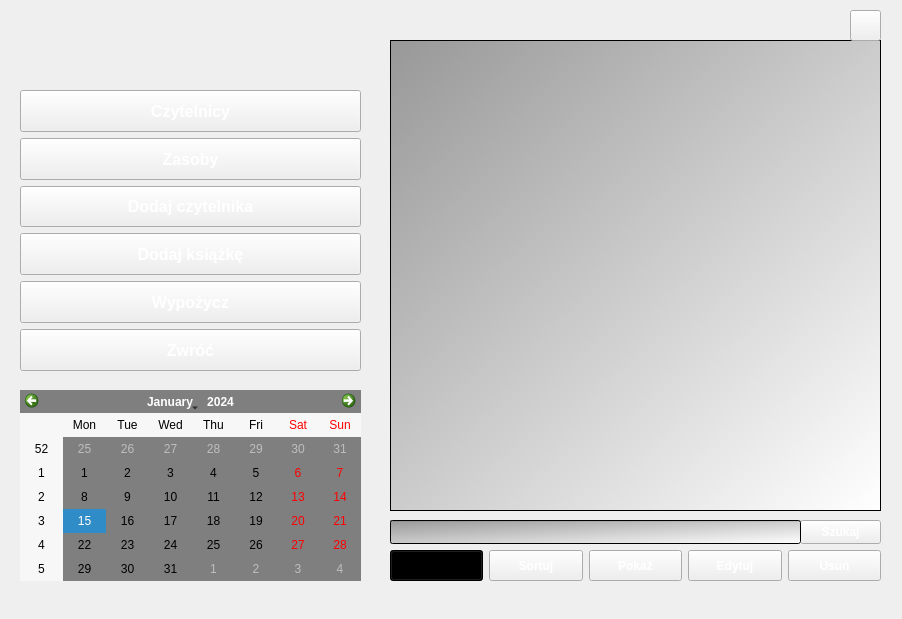
Above: library.ui from Robert1423/QTLibrary before the change. Below: the same form after it.
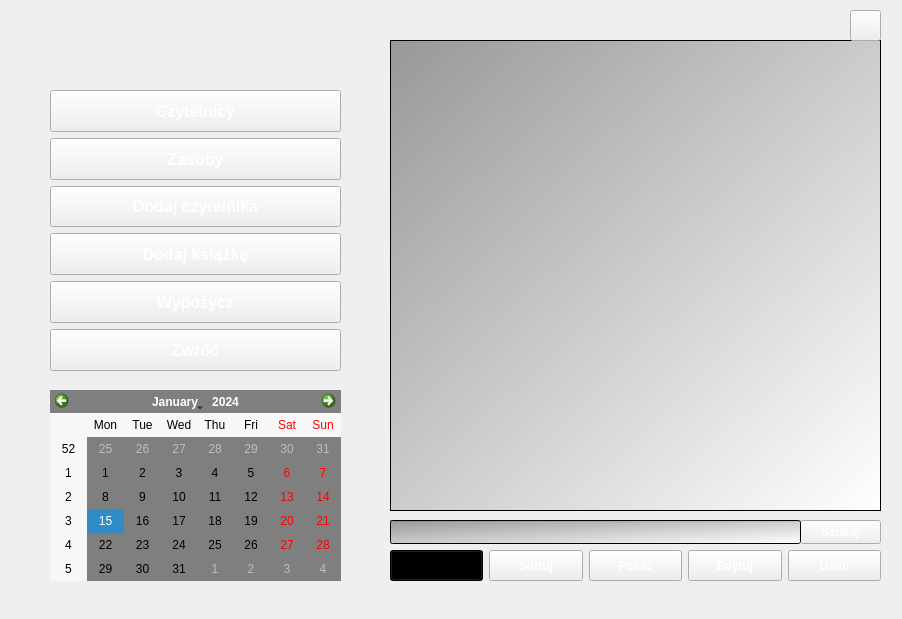
That is the form after the change. Icons and pictures are not drawn.

Diff of the .ui file:
```diff
--- a/library.ui
+++ b/library.ui
@@ -51,9 +51,9 @@
    <widget class="QCalendarWidget" name="calendarWidget">
     <property name="geometry">
      <rect>
-      <x>20</x>
+      <x>50</x>
       <y>390</y>
-      <width>341</width>
+      <width>291</width>
       <height>191</height>
      </rect>
     </property>
@@ -64,9 +64,9 @@
    <widget class="QWidget" name="layoutWidget">
     <property name="geometry">
      <rect>
-      <x>20</x>
+      <x>50</x>
       <y>90</y>
-      <width>341</width>
+      <width>291</width>
       <height>281</height>
      </rect>
     </property>
```
